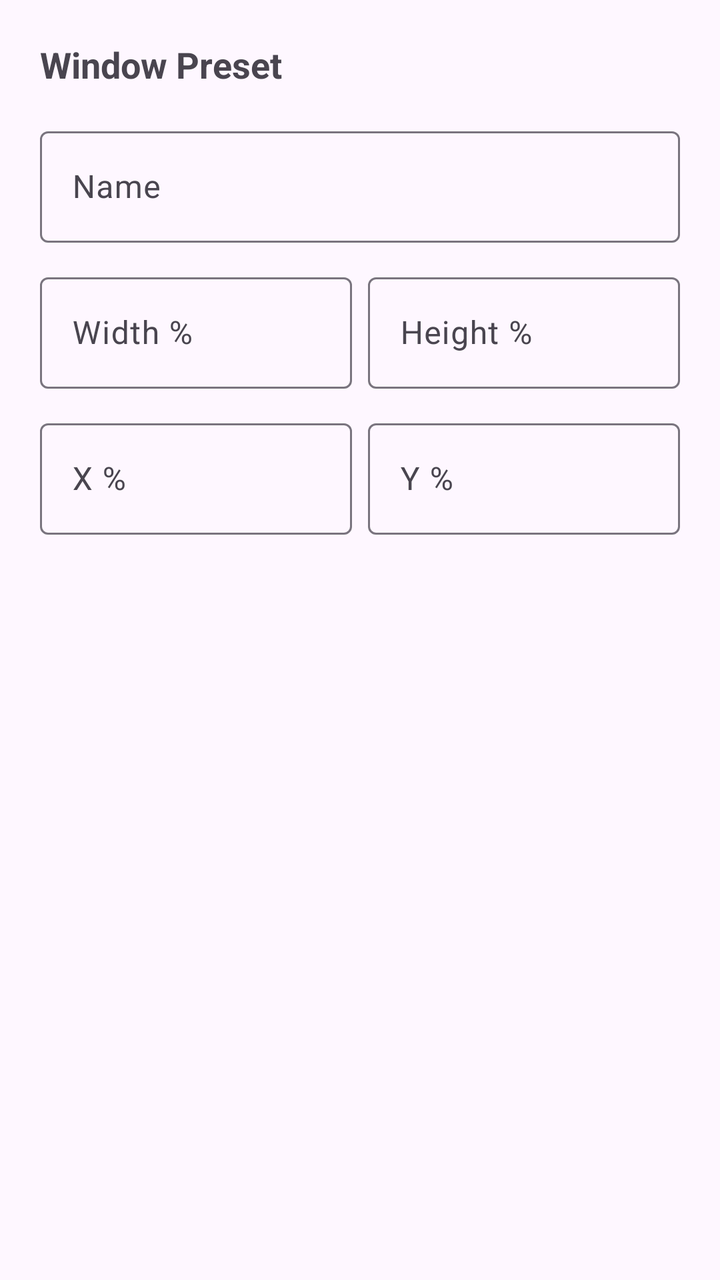
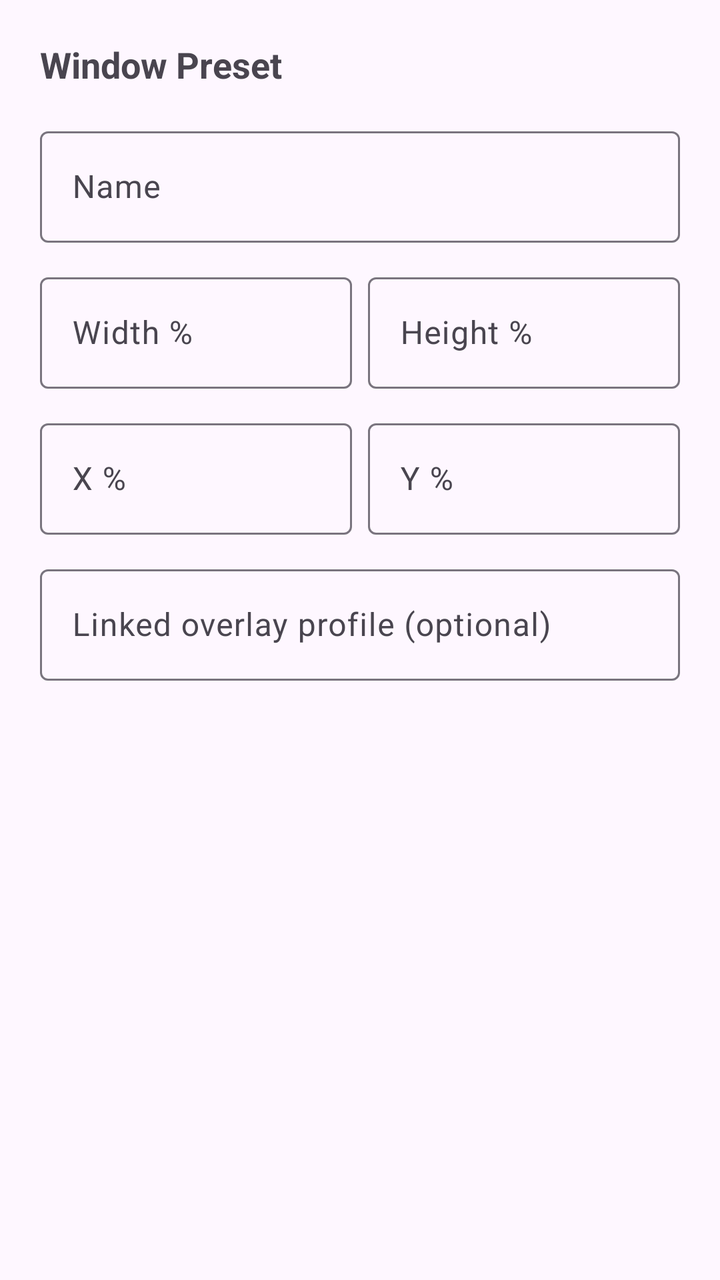

The first picture is an Android layout as it rendered before a commit; the second is the same layout after the commit. The layout source and the unified diff follow.
<!-- AndroidManifest.xml: application theme Theme.FloatOverlay -->
<!-- res/layout/dialog_preset_edit.xml -->
<?xml version="1.0" encoding="utf-8"?>
<ScrollView xmlns:android="http://schemas.android.com/apk/res/android"
    android:layout_width="match_parent"
    android:layout_height="wrap_content">

    <LinearLayout
        android:layout_width="match_parent"
        android:layout_height="wrap_content"
        android:orientation="vertical"
        android:padding="20dp">

        <TextView
            android:layout_width="wrap_content"
            android:layout_height="wrap_content"
            android:layout_marginBottom="16dp"
            android:text="Window Preset"
            android:textSize="18sp"
            android:textStyle="bold" />

        <com.google.android.material.textfield.TextInputLayout
            android:layout_width="match_parent"
            android:layout_height="wrap_content"
            android:hint="Name">

            <com.google.android.material.textfield.TextInputEditText
                android:id="@+id/presetNameInput"
                android:layout_width="match_parent"
                android:layout_height="wrap_content"
                android:inputType="text" />

        </com.google.android.material.textfield.TextInputLayout>

        <LinearLayout
            android:layout_width="match_parent"
            android:layout_height="wrap_content"
            android:layout_marginTop="12dp"
            android:orientation="horizontal">

            <com.google.android.material.textfield.TextInputLayout
                android:layout_width="0dp"
                android:layout_height="wrap_content"
                android:layout_marginEnd="8dp"
                android:layout_weight="1"
                android:hint="Width %">

                <com.google.android.material.textfield.TextInputEditText
                    android:id="@+id/presetWidthInput"
                    android:layout_width="match_parent"
                    android:layout_height="wrap_content"
                    android:inputType="number" />

            </com.google.android.material.textfield.TextInputLayout>

            <com.google.android.material.textfield.TextInputLayout
                android:layout_width="0dp"
                android:layout_height="wrap_content"
                android:layout_weight="1"
                android:hint="Height %">

                <com.google.android.material.textfield.TextInputEditText
                    android:id="@+id/presetHeightInput"
                    android:layout_width="match_parent"
                    android:layout_height="wrap_content"
                    android:inputType="number" />

            </com.google.android.material.textfield.TextInputLayout>

        </LinearLayout>

        <LinearLayout
            android:layout_width="match_parent"
            android:layout_height="wrap_content"
            android:layout_marginTop="12dp"
            android:orientation="horizontal">

            <com.google.android.material.textfield.TextInputLayout
                android:layout_width="0dp"
                android:layout_height="wrap_content"
                android:layout_marginEnd="8dp"
                android:layout_weight="1"
                android:hint="X %">

                <com.google.android.material.textfield.TextInputEditText
                    android:id="@+id/presetXInput"
                    android:layout_width="match_parent"
                    android:layout_height="wrap_content"
                    android:inputType="number" />

            </com.google.android.material.textfield.TextInputLayout>

            <com.google.android.material.textfield.TextInputLayout
                android:layout_width="0dp"
                android:layout_height="wrap_content"
                android:layout_weight="1"
                android:hint="Y %">

                <com.google.android.material.textfield.TextInputEditText
                    android:id="@+id/presetYInput"
                    android:layout_width="match_parent"
                    android:layout_height="wrap_content"
                    android:inputType="number" />

            </com.google.android.material.textfield.TextInputLayout>

        </LinearLayout>

    </LinearLayout>

</ScrollView>
<!-- resources referenced by this layout -->
<resources>
  <style name="Theme.FloatOverlay" parent="Theme.Material3.DayNight.NoActionBar">
          <item name="colorPrimary">@color/purple_500</item>
          <item name="colorPrimaryVariant">@color/purple_700</item>
          <item name="colorOnPrimary">@color/white</item>
          <item name="colorSecondary">@color/teal_200</item>
          <item name="colorSecondaryVariant">@color/teal_700</item>
          <item name="android:statusBarColor">@color/purple_700</item>
      </style>
  <color name="purple_500">#FF6200EE</color>
  <color name="purple_700">#FF3700B3</color>
  <color name="white">#FFFFFFFF</color>
  <color name="teal_200">#FF03DAC5</color>
  <color name="teal_700">#FF018786</color>
</resources>

<!-- the commit's change to res/layout/dialog_preset_edit.xml (unified diff, before → after) -->
@@ -104,6 +104,20 @@
 
         </LinearLayout>
 
+        <com.google.android.material.textfield.TextInputLayout
+            android:layout_width="match_parent"
+            android:layout_height="wrap_content"
+            android:layout_marginTop="12dp"
+            android:hint="Linked overlay profile (optional)">
+
+            <com.google.android.material.textfield.TextInputEditText
+                android:id="@+id/presetLinkedProfileInput"
+                android:layout_width="match_parent"
+                android:layout_height="wrap_content"
+                android:inputType="text" />
+
+        </com.google.android.material.textfield.TextInputLayout>
+
     </LinearLayout>
 
 </ScrollView>
